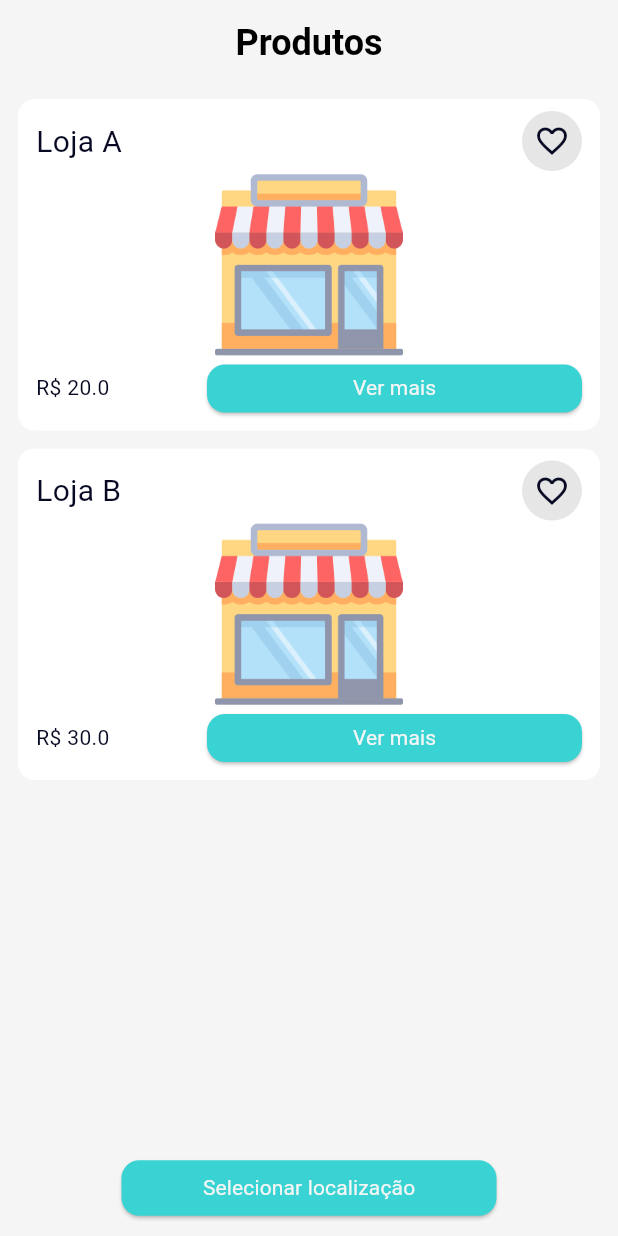
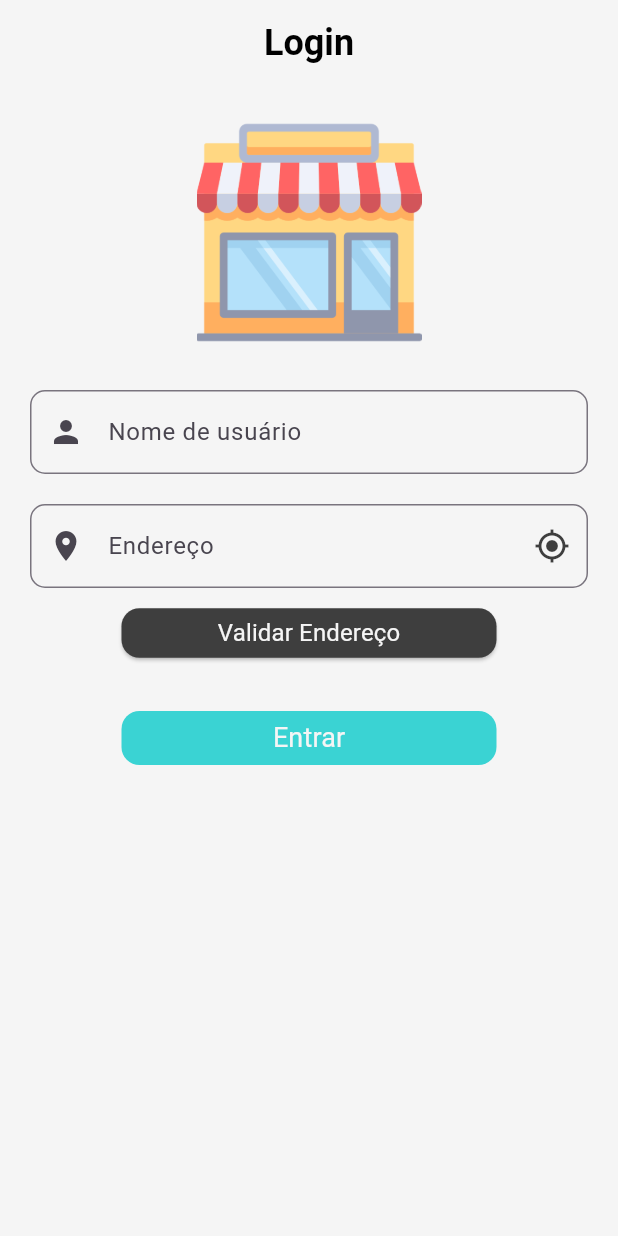
Before and after one commit to TZPabLoTZ/geo, a Flutter app: the screen it shows after launch, on a phone screen of 412 x 824 dp. Run offline on Flutter 3.47's test engine with Material 3 defaults, Android fonts, the phone set to English and light mode, and no system bars; our stand-ins replace geolocator, get; missing offline and left inert: free_map; Roboto replaces fonts that are missing (Poppins).

Commit message:
feat: adding login with logic from homePage

```diff
--- a/lib/app/app_routes.dart
+++ b/lib/app/app_routes.dart
@@ -3,7 +3,10 @@ import 'package:get/get.dart';
 import 'modules/home/home_controller.dart';
 import 'modules/home/home_page.dart';
 import 'modules/location/location_page.dart';
+import 'modules/login/login_controller.dart';
+import 'modules/login/login_page.dart';
 import 'modules/product_details/product_details_page.dart';
+import 'modules/profile/profile_page.dart';
 import 'modules/splash/splash_page.dart';
 
 class AppRoutes {
@@ -23,5 +26,13 @@ class AppRoutes {
       page: () => const ProductDetailsPage(),
     ),
     GetPage(name: LocationPage.route, page: () => const LocationPage()),
+    GetPage(
+      name: LoginPage.route,
+      page: () => const LoginPage(),
+      binding: BindingsBuilder(() {
+        Get.put(LoginController());
+      }),
+    ),
+    GetPage(name: ProfilePage.route, page: () => const ProfilePage()),
   ];
 }
--- /dev/null
+++ b/lib/app/modules/login/login_page.dart
@@ -0,0 +1,105 @@
+import 'package:flutter/material.dart';
+import 'package:get/get.dart';
+
+import '../../theme/app_colors.dart';
+import '../../widgets/app_bar_default.dart';
+import '../../widgets/app_button_default.dart';
+import 'login_controller.dart';
+
+class LoginPage extends StatelessWidget {
+  const LoginPage({super.key});
+
+  static const route = '/login_page';
+
+  @override
+  Widget build(BuildContext context) {
+    return Scaffold(
+      backgroundColor: AppColors.backgroundLight,
+      appBar: AppBarDefault(text: "Login"),
+      body: SingleChildScrollView(
+        child: Padding(
+          padding: const EdgeInsets.all(20.0),
+          child: GetBuilder<LoginController>(
+            builder: (controller) {
+              return Column(
+                mainAxisAlignment: MainAxisAlignment.center,
+                children: [
+                  SizedBox(
+                    width: 150,
+                    height: 150,
+                    child: Image.asset('assets/images/lojas.png'),
+                  ),
+                  const SizedBox(height: 30),
+                  TextField(
+                    controller: controller.nameController,
+                    decoration: InputDecoration(
+                      labelText: 'Nome de usuário',
+                      prefixIcon: Icon(Icons.person),
+                      border: OutlineInputBorder(
+                        borderRadius: BorderRadius.circular(10),
+                      ),
+                    ),
+                  ),
+                  const SizedBox(height: 20),
+                  TextField(
+                    controller: controller.addressController,
+                    decoration: InputDecoration(
+                      labelText: 'Endereço',
+                      hintText: 'Ex: Av. Paulista, 1000, São Paulo',
+                      prefixIcon: Icon(Icons.location_on),
+                      border: OutlineInputBorder(
+                        borderRadius: BorderRadius.circular(10),
+                      ),
+                      suffixIcon:
+                          controller.isAddressValidated
+                              ? Icon(Icons.check_circle, color: Colors.green)
+                              : IconButton(
+                                icon: Icon(
+                                  Icons.my_location,
+                                  color: AppColors.secondary,
+                                ),
+                                onPressed:
+                                    () => controller.getLocationAndAddress(),
+                                tooltip: 'Usar localização atual',
+                              ),
+                    ),
+                  ),
+                  const SizedBox(height: 10),
+                  AppButtonDefault(
+                    text:
+                        controller.isAddressValidated
+                            ? 'Endereço Validado'
+                            : 'Validar Endereço',
+                    isValid: true,
+                    isLoading: controller.isLoading,
+                    onTap: () {
+                      if (controller.addressController.text.isNotEmpty) {
+                        controller.validateAddress(
+                          controller.addressController.text,
+                        );
+                      }
+                    },
+                    paddingVertical: 15,
+                    fontSize: 16,
+                    buttonColor:
+                        controller.isAddressValidated
+                            ? Colors.green
+                            : AppColors.secondary,
+                  ),
+                  const SizedBox(height: 30),
+                  AppButtonDefault(
+                    text: 'Entrar',
+                    isValid: controller.isAddressValidated,
+                    onTap: () => controller.login(),
+                    paddingVertical: 15,
+                    fontSize: 18,
+                  ),
+                ],
+              );
+            },
+          ),
+        ),
+      ),
+    );
+  }
+}
--- a/lib/app/modules/profile/profile_page.dart
+++ b/lib/app/modules/profile/profile_page.dart
@@ -7,6 +7,8 @@ import 'profile_controller.dart';
 class ProfilePage extends GetView<ProfileController> {
   const ProfilePage({super.key});
 
+  static const route = '/profile_page';
+
   @override
   Widget build(BuildContext context) {
     return Scaffold(appBar: AppBarDefault(text: "Perfil"), body: Container());
--- a/lib/app/modules/splash/splash_page.dart
+++ b/lib/app/modules/splash/splash_page.dart
@@ -1,7 +1,7 @@
 import 'package:flutter/material.dart';
 import 'package:get/get.dart';
 
-import '../home/home_page.dart';
+import '../login/login_page.dart';
 
 class SplashPage extends StatefulWidget {
   const SplashPage({super.key});
@@ -19,7 +19,7 @@ class _SplashPageState extends State<SplashPage> {
 
     Future.microtask(() async {
       Future.delayed(const Duration(seconds: 3)).then((value) async {
-        Get.offAllNamed(HomePage.route);
+        Get.offAllNamed(LoginPage.route);
       });
     });
   }
```
Also changed, not shown: lib/app/modules/location/location_controller.dart (+4 -4 lines), lib/app/modules/login/login_controller.dart (added, +150 -0 lines).
